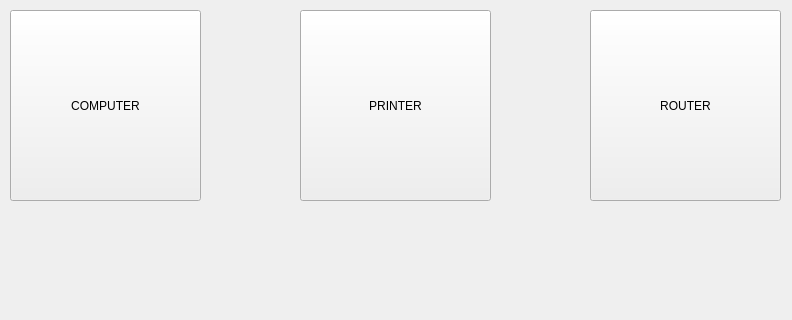
First picture: the form in ui_forms/choseobj.ui, repository Ukihara/scheme_editor, before the edit; both pictures show x 0 to 792 and y 0 to 320 of the 792 by 578 pixel window.
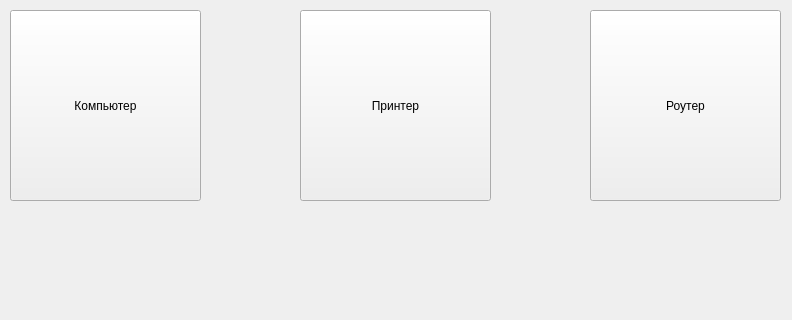
Second picture: the form after the edit.

Commit message: translated text on buttons to Russian

```diff
--- a/ui_forms/choseobj.ui
+++ b/ui_forms/choseobj.ui
@@ -50,7 +50,7 @@
      </rect>
     </property>
     <property name="text">
-     <string>COMPUTER</string>
+     <string>Компьютер</string>
     </property>
    </widget>
    <widget class="QPushButton" name="tprinterBut">
@@ -63,7 +63,7 @@
      </rect>
     </property>
     <property name="text">
-     <string>PRINTER</string>
+     <string>Принтер</string>
     </property>
    </widget>
    <widget class="QPushButton" name="trouterBut">
@@ -76,7 +76,7 @@
      </rect>
     </property>
     <property name="text">
-     <string>ROUTER</string>
+     <string>Роутер</string>
     </property>
    </widget>
   </widget>
```
Left out of the diff: 2 changed lines with no effect on the pictures. The commit also changes 1 other file.
